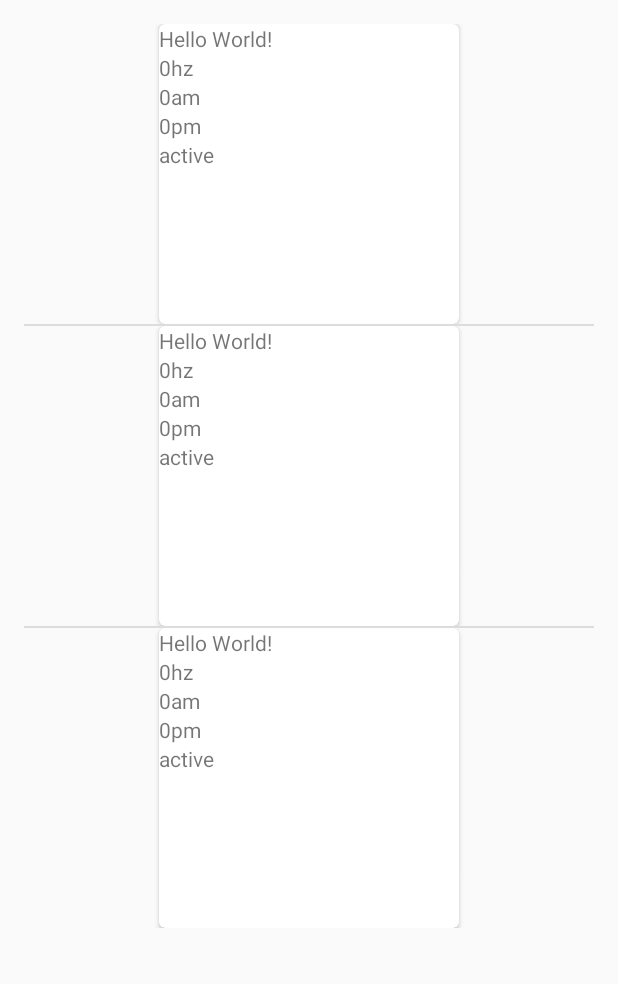
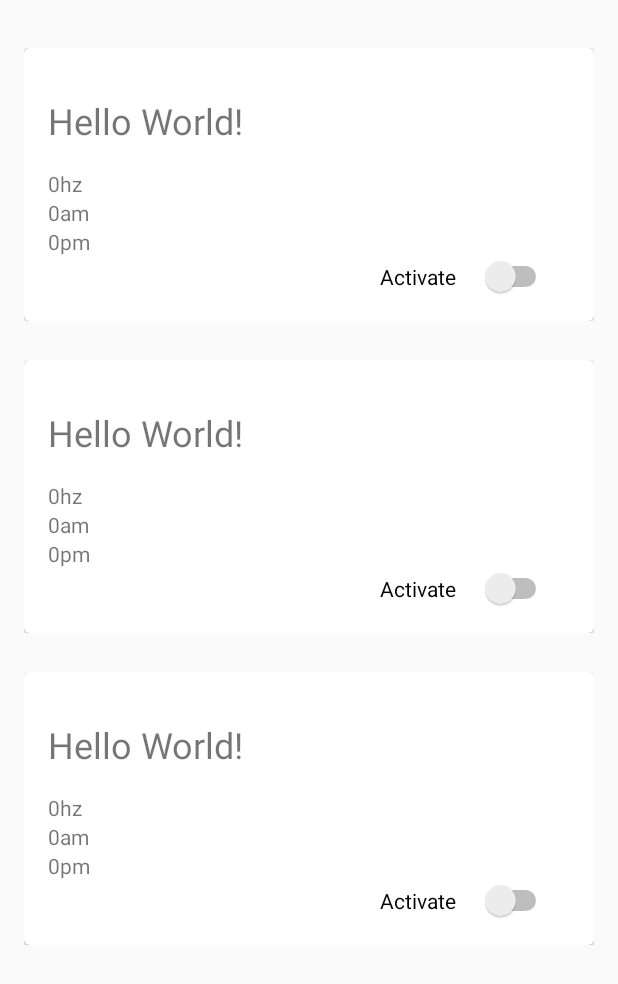
Before and after one commit to AshitakaLax/Capstone-Project, an Android app: the layout content_main_list.xml on its own in the app's theme, with its tools: preview values and no code run, on a phone screen of 412 x 824 dp. Shown: the top 984 px of the screen. Run offline under Robolectric (Android 15) with nearby library versions, the phone set to English and light mode, and no system bars.

Commit message:
A lot of ui formatting to follow material ui formatting. still have a lot more, but am getting there.

```diff
--- a/ScheduledTimeLapse/app/build.gradle
+++ b/ScheduledTimeLapse/app/build.gradle
@@ -5,7 +5,7 @@ android {
     buildToolsVersion '24.0.1'
     defaultConfig {
         applicationId "com.ashitakalax.scheduledtimelapse"
-        minSdkVersion 18
+        minSdkVersion 21
         targetSdkVersion 24
         versionName '1.0.0'
     }
@@ -41,7 +41,6 @@ repositories {
 dependencies {
     compile fileTree(include: ['*.jar'], dir: 'libs')
     testCompile 'junit:junit:4.12'
-
     freeCompile 'com.google.android.gms:play-services-ads:9.4.0'
     compile 'com.google.firebase:firebase-core:9.4.0'
     compile 'com.android.support:appcompat-v7:24.1.1'
--- a/ScheduledTimeLapse/app/src/main/java/com/ashitakalax/scheduledtimelapse/MainActivity.java
+++ b/ScheduledTimeLapse/app/src/main/java/com/ashitakalax/scheduledtimelapse/MainActivity.java
@@ -128,8 +128,14 @@ public class MainActivity extends AppCompatActivity
                 @Override
                 public void onItemClick(AdapterView<?> parent, View view, int position, long id) {
                     Cursor cursor = (Cursor) parent.getItemAtPosition(position);
-                    if (cursor != null) {
+                    if (cursor != null)
+                    {
 
+                        int projectId = cursor.getInt(COL_PROJECT_ID);
+
+                        Intent intent = new Intent(getApplicationContext(), NewProjectActivity.class);
+                        intent.putExtra(NewProjectActivity.PROJECT_POSITION, projectId);
+                        startActivity(intent);
                         //Long movieId = (long) cursor.getInt(COL_MOVIE_ID);
 //
 //                        try{
--- a/ScheduledTimeLapse/app/src/main/java/com/ashitakalax/scheduledtimelapse/adapter/ProjectAdapter.java
+++ b/ScheduledTimeLapse/app/src/main/java/com/ashitakalax/scheduledtimelapse/adapter/ProjectAdapter.java
@@ -76,7 +76,7 @@ public class ProjectAdapter extends RecyclerView.Adapter<ProjectAdapter.ProjectA
         {
             activeStatus = "Project Inactive";
         }
-        holder.mActiveTextView.setText(activeStatus);
+        //holder.mActiveTextView.setText(activeStatus);
     }
 
     @Override
@@ -91,7 +91,7 @@ public class ProjectAdapter extends RecyclerView.Adapter<ProjectAdapter.ProjectA
         public final TextView mFrequencyTextView;
         public final TextView mStartTimeTextView;
         public final TextView mEndTimeTextView;
-        public final TextView mActiveTextView;
+        //public final TextView mActiveTextView;
         public int mProjectId;
         public ProjectAdapterViewHolder(View itemView) {
             super(itemView);
@@ -100,7 +100,7 @@ public class ProjectAdapter extends RecyclerView.Adapter<ProjectAdapter.ProjectA
             mFrequencyTextView = (TextView)itemView.findViewById(R.id.frequency_text_view);
             mStartTimeTextView = (TextView)itemView.findViewById(R.id.start_time_text_view);
             mEndTimeTextView = (TextView)itemView.findViewById(R.id.end_time_text_view);
-            mActiveTextView = (TextView) itemView.findViewById(R.id.active_text_view);
+            //mActiveTextView = (TextView) itemView.findViewById(R.id.);
             itemView.setOnClickListener(this);
         }
 
--- a/ScheduledTimeLapse/app/src/main/java/com/ashitakalax/scheduledtimelapse/adapter/ProjectCursorAdapter.java
+++ b/ScheduledTimeLapse/app/src/main/java/com/ashitakalax/scheduledtimelapse/adapter/ProjectCursorAdapter.java
@@ -3,9 +3,11 @@ package com.ashitakalax.scheduledtimelapse.adapter;
 import android.content.Context;
 import android.database.Cursor;
 import android.support.v4.widget.CursorAdapter;
+import android.support.v7.widget.CardView;
 import android.view.LayoutInflater;
 import android.view.View;
 import android.view.ViewGroup;
+import android.widget.Switch;
 import android.widget.TextView;
 
 import com.ashitakalax.scheduledtimelapse.R;
@@ -43,12 +45,13 @@ public class ProjectCursorAdapter extends CursorAdapter {
     @Override
     public void bindView(View view, Context context, Cursor cursor) {
 
+        CardView cardView = (CardView)view.findViewById(R.id.card_view);
         TextView titleTextView = (TextView)view.findViewById(R.id.title_text_view);
         TextView frequencyTextView = (TextView)view.findViewById(R.id.frequency_text_view);
         TextView startTimeTextView = (TextView)view.findViewById(R.id.start_time_text_view);
         TextView endTimeTextView = (TextView)view.findViewById(R.id.end_time_text_view);
-        TextView activeTextView = (TextView) view.findViewById(R.id.active_text_view);
-
+//        TextView activeTextView = (TextView) view.findViewById(R.id.active_text_view);
+        Switch activeSwitch = (Switch) view.findViewById(R.id.projectActiveSwitch);
         // todo add image to cardview(either default or one that is part of the set)
         //holder.mProjectId = mCursor.getInt(COL_PROJECT_ID);
         titleTextView.setText(mCursor.getString(COL_PROJECT_TITLE));
@@ -58,13 +61,19 @@ public class ProjectCursorAdapter extends CursorAdapter {
         String activeStatus;
         if(mCursor.getString(COL_PROJECT_ACTIVE).equals("1"))
         {
+            activeSwitch.setChecked(true);
+            cardView.setElevation(R.dimen.card_raised_elevation);
+
             activeStatus = "Project Active";
         }
         else
         {
+            cardView.setElevation(R.dimen.cardview_default_elevation);
+            activeSwitch.setChecked(true);
             activeStatus = "Project Inactive";
         }
-        activeTextView.setText(activeStatus);
+        activeSwitch.setText(activeStatus);
+//        activeTextView.setText(activeStatus);
 
     }
 }
--- a/ScheduledTimeLapse/app/src/main/res/layout/content_main_list.xml
+++ b/ScheduledTimeLapse/app/src/main/res/layout/content_main_list.xml
@@ -9,6 +9,7 @@
     android:paddingLeft="@dimen/activity_horizontal_margin"
     android:paddingRight="@dimen/activity_horizontal_margin"
     android:paddingTop="@dimen/activity_vertical_margin"
+    android:background="@color/background"
     app:layout_behavior="@string/appbar_scrolling_view_behavior"
     tools:context="com.ashitakalax.scheduledtimelapse.MainActivity"
     tools:showIn="@layout/app_bar_main">
@@ -17,5 +18,8 @@
         android:layout_height="wrap_content"
         android:id="@+id/my_list_view"
         tools:listitem="@layout/project_card"
-        android:clickable="true"/>
+        android:clickable="true"
+        android:divider="@null"
+        android:dividerHeight="10dp"
+        android:background="@color/background"/>
 </RelativeLayout>
--- a/ScheduledTimeLapse/app/src/main/res/layout/project_card.xml
+++ b/ScheduledTimeLapse/app/src/main/res/layout/project_card.xml
@@ -1,47 +1,74 @@
 <?xml version="1.0" encoding="utf-8"?>
-<LinearLayout xmlns:android="http://schemas.android.com/apk/res/android"
+<FrameLayout  xmlns:android="http://schemas.android.com/apk/res/android"
     android:orientation="vertical"
     android:layout_width="match_parent"
-    android:layout_height="match_parent">
+    android:layout_height="match_parent"
+    android:paddingTop="@dimen/card_padding"
+    android:background="@color/background">
     <android.support.v7.widget.CardView
         xmlns:card_view="http://schemas.android.com/apk/res-auto"
         android:id="@+id/card_view"
         android:layout_gravity="center"
-        android:layout_width="200dp"
-        android:layout_height="200dp"
+        android:layout_width="match_parent"
+        android:layout_height="wrap_content"
+        android:paddingTop="@dimen/card_padding"
+        android:paddingBottom="@dimen/card_padding"
         card_view:cardCornerRadius="4dp"
+        card_view:cardBackgroundColor="@color/cardview_light_background"
         android:elevation="2dp">
         <!--todo update the elevation above to work with api 18 -->
         <LinearLayout xmlns:android="http://schemas.android.com/apk/res/android"
             android:orientation="vertical"
             android:layout_width="match_parent"
-            android:layout_height="match_parent">
+            android:layout_height="match_parent"
+            android:paddingStart="@dimen/card_padding"
+            android:paddingEnd="@dimen/card_padding"
+            android:paddingTop="@dimen/card_padding"
+            android:paddingBottom="@dimen/card_padding"
+            >
         <TextView
             android:layout_width="match_parent"
             android:layout_height="wrap_content"
             android:text="Hello World!"
-            android:id="@+id/title_text_view" />
+            android:textSize="@dimen/card_title_large_size"
+            android:id="@+id/title_text_view"
+            android:paddingTop="@dimen/card_title_padding"
+            android:paddingBottom="@dimen/card_title_padding"/>
         <TextView
             android:layout_width="match_parent"
             android:layout_height="wrap_content"
             android:text="0hz"
+            android:textSize="@dimen/card_title_small_and_subtitle_size"
             android:id="@+id/frequency_text_view" />
         <TextView
             android:layout_width="match_parent"
             android:layout_height="wrap_content"
+            android:textSize="@dimen/card_title_small_and_subtitle_size"
             android:text="0am"
             android:id="@+id/start_time_text_view" />
         <TextView
             android:layout_width="match_parent"
             android:layout_height="wrap_content"
+            android:textSize="@dimen/card_title_small_and_subtitle_size"
             android:text="0pm"
             android:id="@+id/end_time_text_view" />
-            <TextView
-                android:layout_width="match_parent"
+        <!--<TextView-->
+            <!--android:layout_width="match_parent"-->
+            <!--android:layout_height="wrap_content"-->
+            <!--android:textSize="@dimen/card_title_small_and_subtitle_size"-->
+            <!--android:text="active"-->
+            <!--android:id="@+id/active_text_view" />-->
+        <Switch
+            android:layout_width="wrap_content"
             android:layout_height="wrap_content"
-                android:text="active"
-                android:id="@+id/active_text_view" />
+            android:text="Activate"
+            android:id="@+id/projectActiveSwitch"
+            android:layout_gravity="right"
+            android:layout_marginEnd="12dp"
+            android:showText="false"
+            android:singleLine="false"
+            android:switchPadding="16dp" />
         </LinearLayout>
 
     </android.support.v7.widget.CardView>
-</LinearLayout>
+</FrameLayout >
--- a/ScheduledTimeLapse/app/src/main/res/values/colors.xml
+++ b/ScheduledTimeLapse/app/src/main/res/values/colors.xml
@@ -3,4 +3,5 @@
     <color name="colorPrimary">#3F51B5</color>
     <color name="colorPrimaryDark">#303F9F</color>
     <color name="colorAccent">#FF4081</color>
+    <color name="background">#FAFAFA</color>
 </resources>
--- a/ScheduledTimeLapse/app/src/main/res/values/dimens.xml
+++ b/ScheduledTimeLapse/app/src/main/res/values/dimens.xml
@@ -6,4 +6,9 @@
     <dimen name="activity_horizontal_margin">16dp</dimen>
     <dimen name="activity_vertical_margin">16dp</dimen>
     <dimen name="fab_margin">16dp</dimen>
+    <dimen name="card_raised_elevation">8dp</dimen>
+    <dimen name="card_padding">16dp</dimen>
+    <dimen name="card_title_padding">16dp</dimen>
+    <dimen name="card_title_large_size">24sp</dimen>
+    <dimen name="card_title_small_and_subtitle_size">14sp</dimen>
 </resources>
--- a/ScheduledTimeLapse/app/src/main/res/values/styles.xml
+++ b/ScheduledTimeLapse/app/src/main/res/values/styles.xml
@@ -6,7 +6,15 @@
         <item name="colorPrimary">@color/colorPrimary</item>
         <item name="colorPrimaryDark">@color/colorPrimaryDark</item>
         <item name="colorAccent">@color/colorAccent</item>
+        <item name="android:windowBackground">@color/background</item>
     </style>
+
+    <!--<style name="AppTheme" parent="android:Theme.Material">-->
+        <!--&lt;!&ndash; Customize your theme here. &ndash;&gt;-->
+        <!--<item name="colorPrimary">@color/colorPrimary</item>-->
+        <!--<item name="colorPrimaryDark">@color/colorPrimaryDark</item>-->
+        <!--<item name="colorAccent">@color/colorAccent</item>-->
+    <!--</style>-->
 
     <style name="AppTheme.NoActionBar">
         <item name="windowActionBar">false</item>
```
Lines whose indentation alone changed are shown as unchanged.
